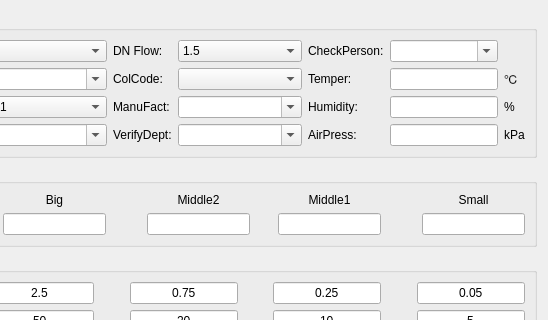
Qt form source/systemset/systemsetdlg/ui/parasetdlg.ui (flimmy78/qtverify) before a commit; both pictures show x 106 to 654 and y 0 to 320 of the 654 by 609 pixel window.
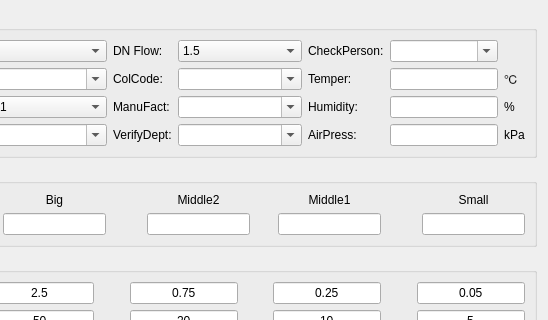
The same form after that commit. Icons and pictures are not drawn. Custom widgets are drawn as their Qt base class.

Diff of the .ui file:
```diff
--- a/source/systemset/systemsetdlg/ui/parasetdlg.ui
+++ b/source/systemset/systemsetdlg/ui/parasetdlg.ui
@@ -167,7 +167,11 @@
          </widget>
         </item>
         <item row="1" column="1">
-         <widget class="QComboBox" name="cmbCollectCode"/>
+         <widget class="QComboBox" name="cmbPickCode">
+          <property name="editable">
+           <bool>true</bool>
+          </property>
+         </widget>
         </item>
         <item row="2" column="0">
          <widget class="QLabel" name="label_9">
```
